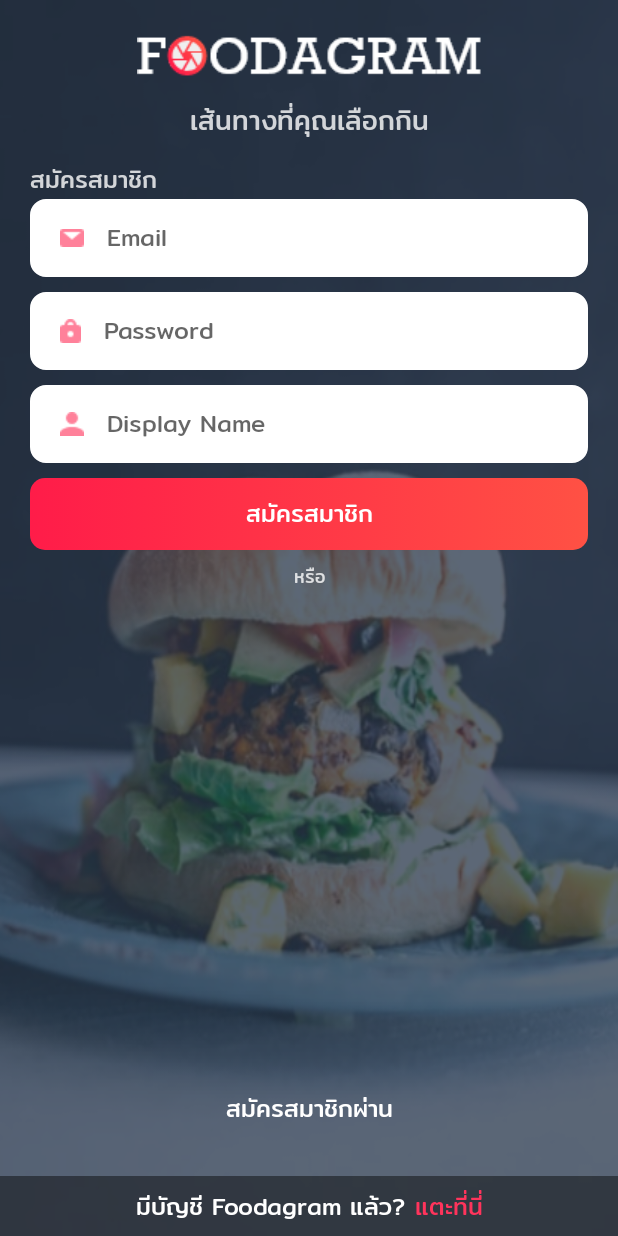
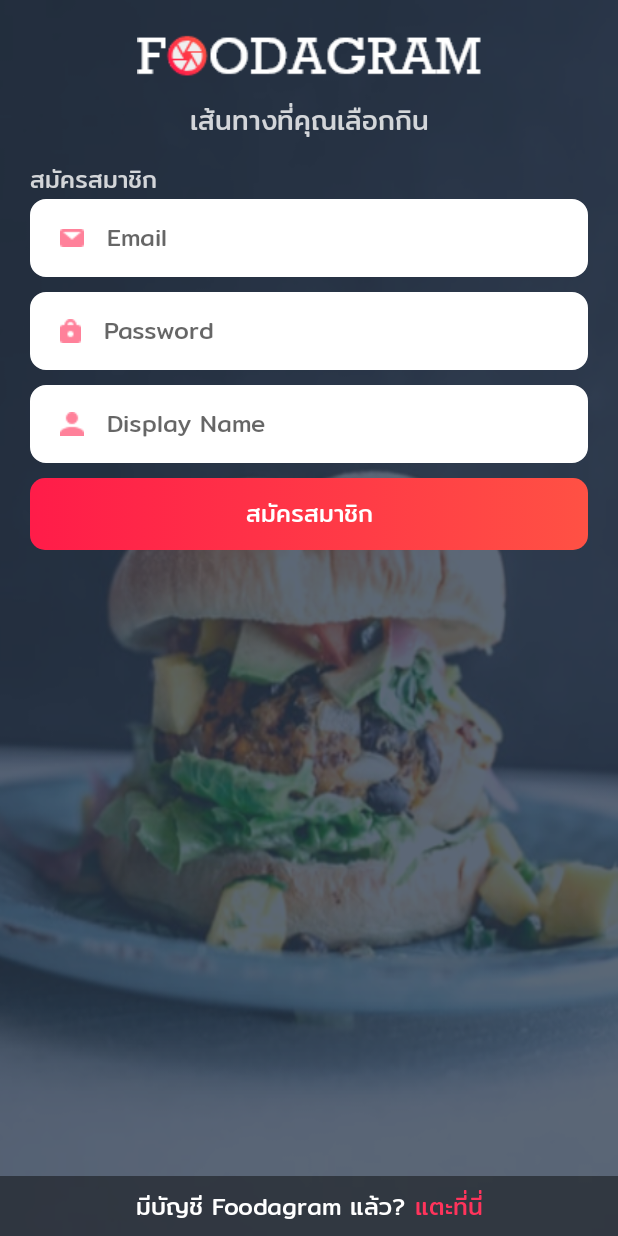
Before and after one commit to Skydddoogg/Foodagram, an Android app: the screen it shows after launch (MainActivity), after a tap on "แตะที่นี่", on a phone screen of 412 x 824 dp. Run offline under Robolectric (Android 15) with nearby library versions, the phone set to English and light mode, and no system bars; our stand-ins replace Firebase (no records; nobody signed in at launch, a user with empty details on screens opened directly).

Commit message:
[DELETE] fragment_reset_password, reset_success

```diff
--- a/Foodagram/app/src/main/res/layout/fragment_register.xml
+++ b/Foodagram/app/src/main/res/layout/fragment_register.xml
@@ -126,34 +126,6 @@
             app:layout_constraintTop_toBottomOf="@+id/register_name" />
     </android.support.constraint.ConstraintLayout>
 
-    <TextView
-        android:id="@+id/register_text_or"
-        android:layout_width="wrap_content"
-        android:layout_height="wrap_content"
-        android:layout_marginTop="8dp"
-        android:fontFamily="@font/mitr_regular"
-        android:text="หรือ"
-        android:textColor="#CCffffff"
-        android:textSize="12dp"
-        app:layout_constraintBottom_toTopOf="@+id/constraintLayout2"
-        app:layout_constraintEnd_toEndOf="parent"
-        app:layout_constraintStart_toStartOf="parent"
-        app:layout_constraintTop_toBottomOf="@+id/linearLayout" />
-
-
-    <TextView
-        android:id="@+id/register_text_register_by"
-        android:layout_width="wrap_content"
-        android:layout_height="wrap_content"
-        android:layout_marginBottom="32dp"
-        android:fontFamily="@font/mitr_regular"
-        android:text="สมัครสมาชิกผ่าน"
-        android:textColor="#ffffff"
-        android:textSize="16dp"
-        app:layout_constraintBottom_toTopOf="@+id/constraintLayout3"
-        app:layout_constraintEnd_toEndOf="parent"
-        app:layout_constraintStart_toStartOf="parent" />
-
 
     <android.support.constraint.ConstraintLayout
         android:id="@+id/constraintLayout3"
```
Also changed, not shown: Foodagram/app/src/main/res/layout/fragment_reset_password.xml (deleted, +0 -103 lines), Foodagram/app/src/main/res/layout/fragment_reset_success.xml (deleted, +0 -69 lines).
